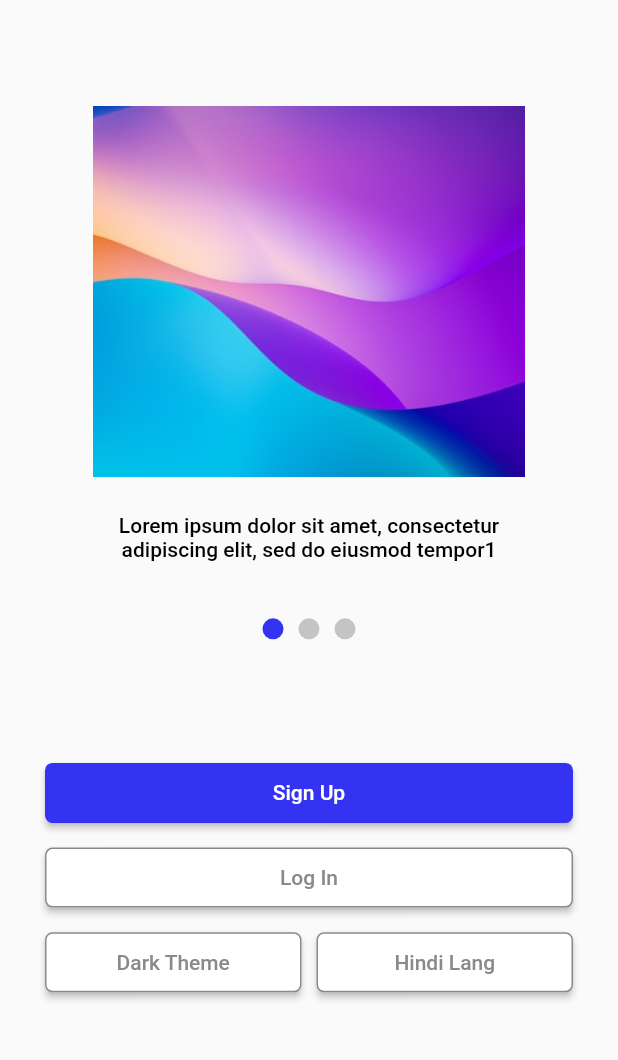
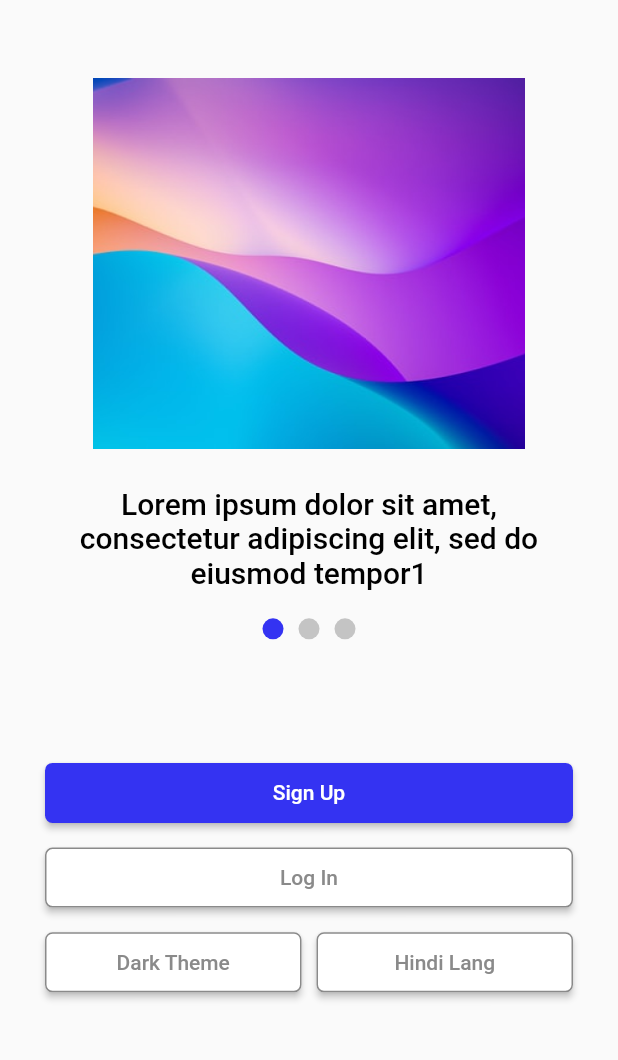
Before and after one commit to rinkuniks/flutterSkeleton, a Flutter app: the screen it shows after launch, on a phone screen of 412 x 824 dp, the part 135-1195 px from its top. Run offline on Flutter 3.47's test engine with Material 2 defaults, Android fonts, the phone set to English and light mode, and no system bars; our stand-ins replace another_flushbar, connectivity, flutter_spinkit, flutter_svg, fluttertoast, shared_preferences; missing offline and left inert: vimeo_video_player.

Commit message:
Package setup

```diff
--- a/lib/res/color.dart
+++ b/lib/res/color.dart
@@ -28,20 +28,20 @@ class AppColors {
     fontSize: 20.0,
   );
 
-  static const TextStyle primaryBlackTextStyle = TextStyle(
+  static const TextStyle primaryTextStyleBold = TextStyle(
+    color: AppColors.blueText,
+    fontSize: 20.0,
+    fontWeight: FontWeight.w500
+  );
+
+  static const TextStyle primaryTextStyleBlack = TextStyle(
     color: AppColors.black,
     fontSize: 20.0,
   );
 
-  static const TextStyle primaryBlackTextStyleBold = TextStyle(
+  static const TextStyle primaryTextStyleBlackBold = TextStyle(
     color: AppColors.black,
     fontSize: 20.0,
-    fontWeight: FontWeight.w500
-  );
-
-  static const TextStyle primaryTextStyleBold = TextStyle(
-    color: AppColors.black,
-    fontSize: 14.0,
     fontWeight: FontWeight.w500
   );
 
--- a/lib/view/signup_view.dart
+++ b/lib/view/auth/signup_view.dart
@@ -5,14 +5,14 @@ import 'package:flutter/material.dart';
 
 import 'package:provider/provider.dart';
 
-import '../base/base_page.dart';
-import '../generated/assets.dart';
+import '../../base/base_page.dart';
+import '../../generated/assets.dart';
 
-import '../generated/l10n.dart';
-import '../res/color.dart';
-import '../res/components/AppTextField.dart';
-import '../res/components/round_button.dart';
-import '../utils/utils.dart';
+import '../../generated/l10n.dart';
+import '../../res/color.dart';
+import '../../res/components/AppTextField.dart';
+import '../../res/components/round_button.dart';
+import '../../utils/utils.dart';
 
 /// Created by Sawan Kumar on 12/05/23.
 
@@ -74,7 +74,7 @@ class _SignUpViewState extends BasePageState<SignUpView> with Base {
                     children: <Widget>[
                       Text(
                         s.create_an_account,
-                        style: AppColors.primaryBlackTextStyleBold
+                        style: AppColors.primaryTextStyleBlackBold
                       ),
                       Container(
                         margin: EdgeInsets.only(top: 10),
--- a/lib/view/home_screen.dart
+++ b/lib/view/dashboard/home_screen.dart
@@ -36,7 +36,7 @@ class _HomeScreenState extends State<HomeScreen> {
             },
             child: const Text(
               'Logout',
-              style: AppColors.primaryBlackTextStyle,
+              style: AppColors.primaryTextStyleBlackBold,
             )),
       ]),
       body: ChangeNotifierProvider<HomeViewViewModel>(
--- a/lib/view/intro.dart
+++ b/lib/view/preAuth/intro.dart
@@ -2,12 +2,12 @@ import 'package:flutter/material.dart';
 import 'package:mvvm/base/base_page.dart';
 import 'package:provider/provider.dart';
 
-import '../generated/assets.dart';
-import '../generated/l10n.dart';
-import '../res/color.dart';
-import '../res/components/LocalLang.dart';
-import '../res/components/round_button.dart';
-import '../utils/routes/routes_name.dart';
+import '../../generated/assets.dart';
+import '../../generated/l10n.dart';
+import '../../res/color.dart';
+import '../../res/components/LocalLang.dart';
+import '../../res/components/round_button.dart';
+import '../../utils/routes/routes_name.dart';
 
 class Intro extends BasePage {
   const Intro({Key? key}) : super(key: key);
@@ -220,7 +220,7 @@ class Pages extends StatelessWidget {
                 child: Text(
                   text,
                   textAlign: TextAlign.center,
-                  style: AppColors.primaryTextStyleBold
+                  style: AppColors.primaryTextStyleBlackBold
                 ),
               ),
             ]),
--- a/lib/view/splash_view.dart
+++ b/lib/view/preAuth/splash_view.dart
@@ -1,8 +1,8 @@
 import 'package:flutter/material.dart';
 
-import '../base/base_page.dart';
-import '../res/color.dart';
-import '../view_model/services/splash_services.dart';
+import '../../base/base_page.dart';
+import '../../res/color.dart';
+import '../../view_model/services/splash_services.dart';
 
 /// Created by Sawan Kumar on 12/05/23.
 
```
Also changed, not shown: lib/routes/routes.dart (+5 -5 lines), lib/utils/routes/routes.dart (+5 -5 lines), lib/view/auth/login_view.dart (renamed from lib/view/login_view.dart, +8 -8 lines).
